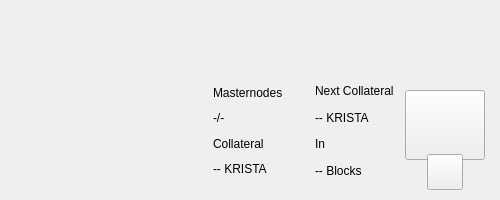
First picture: the form in src/qt/kristatech/forms/topbar.ui, repository bedri/KristaTech-KRISTA, before the edit; both pictures show x 338 to 838 and y 0 to 200 of the 838 by 200 pixel window.
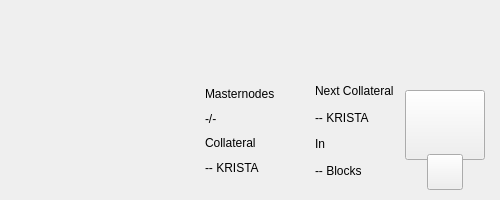
Second picture: the form after the edit. Custom widgets are drawn as their Qt base class.

Commit message: qt: filter 0-KRISTA zero-coin PoW records in Run Contract and make TopBar Masternodes summary clickable

What changed in the file:
```diff
--- a/src/qt/kristatech/forms/topbar.ui
+++ b/src/qt/kristatech/forms/topbar.ui
@@ -542,7 +542,20 @@
             <number>9</number>
            </property>
            <item>
+            <widget class="QWidget" name="widgetMasternodesSummary" native="true">
             <layout class="QVBoxLayout" name="verticalLayout_5">
+              <property name="leftMargin">
+               <number>8</number>
+              </property>
+              <property name="topMargin">
+               <number>4</number>
+              </property>
+              <property name="rightMargin">
+               <number>8</number>
+              </property>
+              <property name="bottomMargin">
+               <number>4</number>
+              </property>
              <item>
               <widget class="QLabel" name="labelMasternodesTitle">
                <property name="text">
@@ -572,6 +585,7 @@
               </widget>
              </item>
             </layout>
+            </widget>
            </item>
            <item>
             <widget class="QWidget" name="widgetNextCollateral" native="true">
```
Lines whose indentation alone changed are shown as unchanged. The commit also changes 5 other files.
